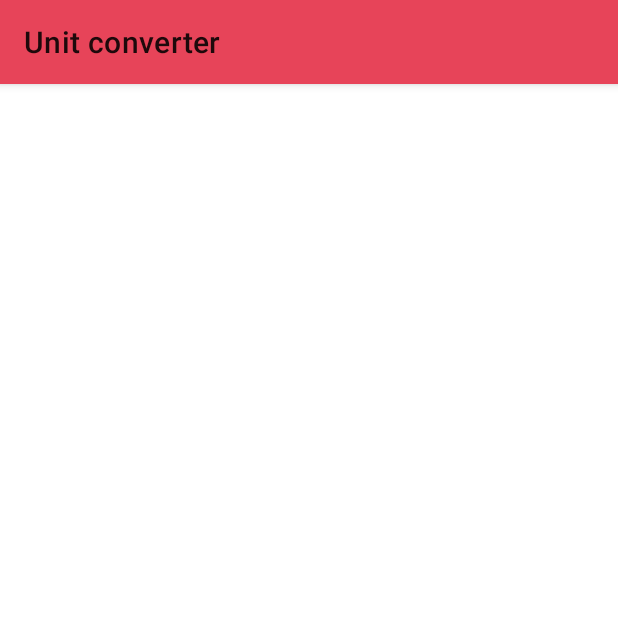
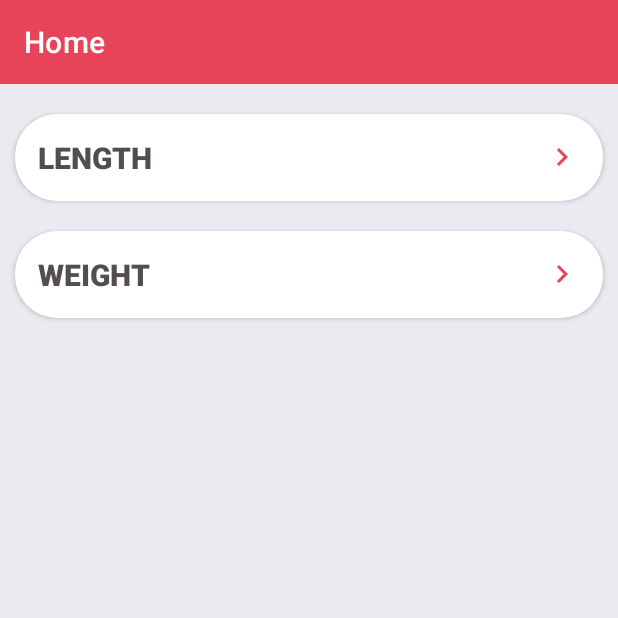
Before and after one commit to mohakdev/Unit-Converter, an Android app: the screen it shows after launch (MainActivity), on a phone screen of 412 x 824 dp, the top half of it. Run offline under Robolectric (Android 15) with nearby library versions, the phone set to English and light mode, and no system bars.

Commit message:
Menu app bar created

```diff
--- a/app/src/main/AndroidManifest.xml
+++ b/app/src/main/AndroidManifest.xml
@@ -9,6 +9,8 @@
         android:roundIcon="@mipmap/ic_launcher_round"
         android:supportsRtl="true"
         android:theme="@style/Theme.UnitConverter">
+        <activity android:name=".WeightActivity"></activity>
+        <activity android:name=".Length" />
         <activity android:name=".MainActivity">
             <intent-filter>
                 <action android:name="android.intent.action.MAIN" />
--- /dev/null
+++ b/app/src/main/res/drawable/btn.xml
@@ -0,0 +1,5 @@
+<?xml version="1.0" encoding="utf-8"?>
+<shape xmlns:android="http://schemas.android.com/apk/res/android" android:shape="rectangle">
+    <solid android:color="@color/red"/>
+    <corners android:radius="30dp"/>
+</shape>
--- /dev/null
+++ b/app/src/main/res/drawable/ic_arrow_back.xml
@@ -0,0 +1,5 @@
+<vector android:height="24dp" android:tint="#FFFFFF"
+    android:viewportHeight="24" android:viewportWidth="24"
+    android:width="24dp" xmlns:android="http://schemas.android.com/apk/res/android">
+    <path android:fillColor="@android:color/white" android:pathData="M21,11H6.83l3.58,-3.59L9,6l-6,6 6,6 1.41,-1.41L6.83,13H21z"/>
+</vector>
--- /dev/null
+++ b/app/src/main/res/drawable/ic_arrow_down.xml
@@ -0,0 +1,5 @@
+<vector android:height="24dp" android:tint="#E74459"
+    android:viewportHeight="24" android:viewportWidth="24"
+    android:width="24dp" xmlns:android="http://schemas.android.com/apk/res/android">
+    <path android:fillColor="@android:color/white" android:pathData="M7.41,8.59L12,13.17l4.59,-4.58L18,10l-6,6 -6,-6 1.41,-1.41z"/>
+</vector>
--- /dev/null
+++ b/app/src/main/res/drawable/ic_arrow_right.xml
@@ -0,0 +1,5 @@
+<vector android:height="24dp" android:tint="#E74459"
+    android:viewportHeight="24" android:viewportWidth="24"
+    android:width="24dp" xmlns:android="http://schemas.android.com/apk/res/android">
+    <path android:fillColor="@android:color/white" android:pathData="M8.59,16.59L13.17,12 8.59,7.41 10,6l6,6 -6,6 -1.41,-1.41z"/>
+</vector>
--- /dev/null
+++ b/app/src/main/res/drawable/menu_button.xml
@@ -0,0 +1,5 @@
+<?xml version="1.0" encoding="utf-8"?>
+<shape xmlns:android="http://schemas.android.com/apk/res/android" android:shape="rectangle">
+    <solid android:color="@color/white"/>
+    <corners android:radius="28dp"/>
+</shape>
--- a/app/src/main/res/layout/activity_main.xml
+++ b/app/src/main/res/layout/activity_main.xml
@@ -1,7 +1,77 @@
 <?xml version="1.0" encoding="utf-8"?>
 <androidx.constraintlayout.widget.ConstraintLayout xmlns:android="http://schemas.android.com/apk/res/android"
+    xmlns:tools="http://schemas.android.com/tools"
     xmlns:app="http://schemas.android.com/apk/res-auto"
-    xmlns:tools="http://schemas.android.com/tools"
     android:layout_width="match_parent"
     android:layout_height="match_parent"
-    tools:context=".MainActivity"/>
+    android:background="@color/Bgcolor">
+
+    <androidx.coordinatorlayout.widget.CoordinatorLayout
+        android:id="@+id/coordinatorLayout"
+        android:layout_width="match_parent"
+        android:layout_height="wrap_content"
+        app:layout_constraintEnd_toEndOf="parent"
+        app:layout_constraintStart_toStartOf="parent"
+        app:layout_constraintTop_toTopOf="parent">
+
+        <com.google.android.material.appbar.AppBarLayout
+            android:layout_width="match_parent"
+            android:layout_height="wrap_content">
+
+            <androidx.appcompat.widget.Toolbar
+                android:id="@+id/toolbar"
+                android:layout_width="match_parent"
+                android:layout_height="wrap_content"
+                android:background="?attr/colorPrimary"
+                android:minHeight="?attr/actionBarSize"
+                android:theme="?attr/actionBarTheme"
+                app:layout_anchor="@+id/toolbar"
+                app:layout_anchorGravity="center"
+                app:title="Home"
+                app:titleTextColor="@color/white" />
+        </com.google.android.material.appbar.AppBarLayout>
+    </androidx.coordinatorlayout.widget.CoordinatorLayout>
+
+    <android.widget.Button
+        android:id="@+id/length_btn"
+        android:layout_width="match_parent"
+        android:layout_height="wrap_content"
+        android:layout_marginStart="10dp"
+        android:layout_marginTop="20dp"
+        android:layout_marginEnd="10dp"
+        android:background="@drawable/menu_button"
+        android:drawableRight="@drawable/ic_arrow_right"
+        android:elevation="10dp"
+        android:padding="15dp"
+        android:text="Length"
+        android:textAlignment="textStart"
+        android:textColor="@color/txt_black"
+        android:textSize="20sp"
+        android:textStyle="bold"
+        app:layout_constraintEnd_toEndOf="parent"
+        app:layout_constraintStart_toStartOf="parent"
+        app:layout_constraintTop_toBottomOf="@+id/coordinatorLayout"
+        android:onClick="openLengthPage"/>
+
+    <android.widget.Button
+        android:id="@+id/Weight_btn"
+        android:layout_width="match_parent"
+        android:layout_height="wrap_content"
+        android:background="@drawable/menu_button"
+        android:drawableRight="@drawable/ic_arrow_right"
+        android:elevation="10dp"
+        android:padding="15dp"
+        android:text="Weight"
+        android:textAlignment="textStart"
+        android:textColor="@color/txt_black"
+        android:textSize="20sp"
+        android:textStyle="bold"
+        app:layout_constraintEnd_toEndOf="parent"
+        app:layout_constraintStart_toStartOf="parent"
+        app:layout_constraintTop_toBottomOf="@+id/length_btn"
+        android:layout_marginStart="10dp"
+        android:layout_marginTop="20dp"
+        android:layout_marginEnd="10dp"
+        android:onClick="openWeightPage"/>
+
+</androidx.constraintlayout.widget.ConstraintLayout>
--- a/app/src/main/res/values/colors.xml
+++ b/app/src/main/res/values/colors.xml
@@ -10,4 +10,5 @@
     <color name="red">#E74459</color>
     <color name="Bgcolor">#EAEBF0</color>
     <color name="dark_Red">#FF1836</color>
+    <color name="txt_black">#524E4E</color>
 </resources>
--- a/app/src/main/res/values/themes.xml
+++ b/app/src/main/res/values/themes.xml
@@ -1,6 +1,6 @@
 <resources xmlns:tools="http://schemas.android.com/tools">
     <!-- Base application theme. -->
-    <style name="Theme.UnitConverter" parent="Theme.MaterialComponents.Light">
+    <style name="Theme.UnitConverter" parent="Theme.MaterialComponents.Light.NoActionBar">
         <!-- Primary brand color. -->
         <item name="colorPrimary">@color/red</item>
         <item name="colorPrimaryVariant">@color/dark_Red</item>
```
Also changed, not shown: app/src/main/java/com/antares_studio/unitconverter/Length.java (added, +21 -0 lines), app/src/main/java/com/antares_studio/unitconverter/MainActivity.java (+12 -1 lines), app/src/main/java/com/antares_studio/unitconverter/WeightActivity.java (added, +14 -0 lines), app/src/main/res/layout/activity_length.xml (added, +47 -0 lines), app/src/main/res/layout/activity_weight.xml (added, +9 -0 lines), app/src/main/res/font/boldfont.TTF (added).
